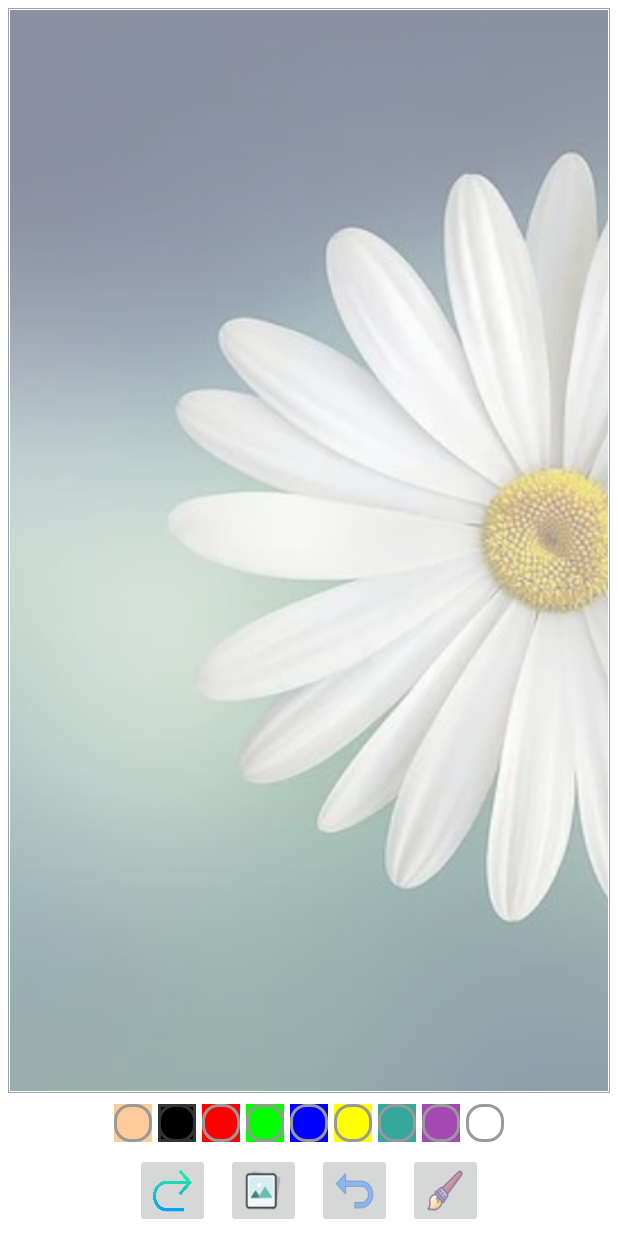
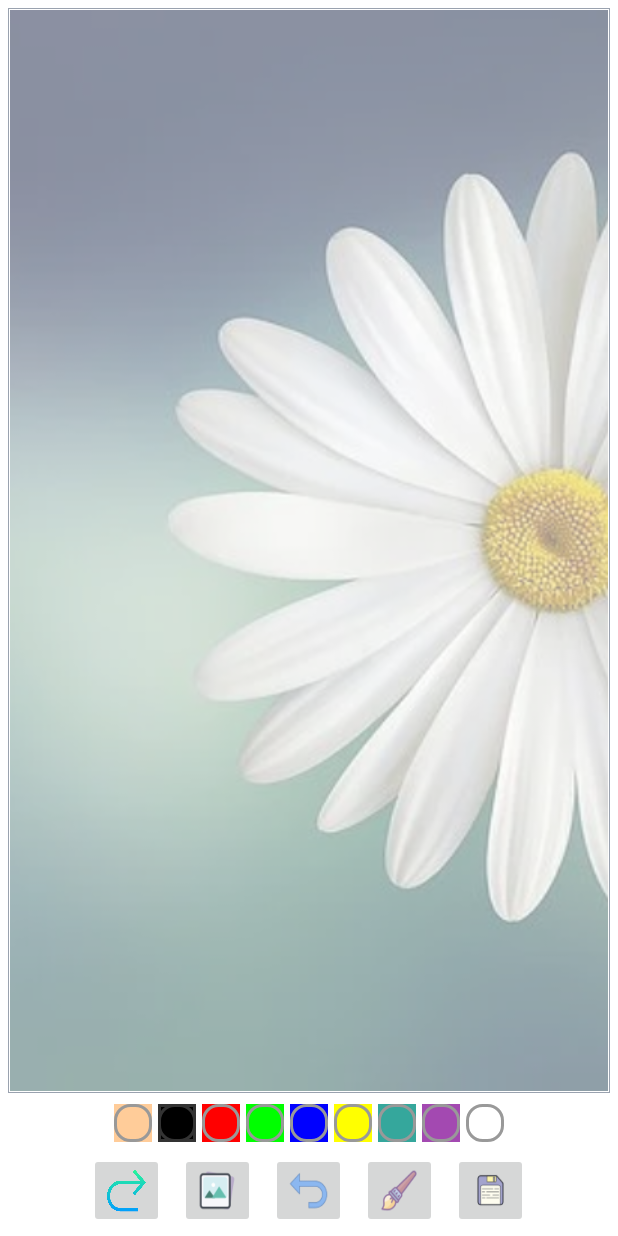
Before and after one commit to Bhawna1203/DrawHub, an Android app: the screen it shows after launch (MainActivity), on a phone screen of 412 x 824 dp. Run offline under Robolectric (Android 15) with nearby library versions, the light colour scheme and no system bars; Roboto replaces fonts that are not available here; 2 statements that could not run were skipped.

Commit message:
Ui of Save template

```diff
--- a/app/src/main/res/layout/activity_main.xml
+++ b/app/src/main/res/layout/activity_main.xml
@@ -194,6 +194,15 @@
             android:scaleType="fitXY"
             android:src="@drawable/ic_brush" />
 
+        <ImageButton
+            android:id="@+id/ib_save"
+            android:layout_width="50dp"
+            android:layout_height="50dp"
+            android:layout_margin="5dp"
+            android:contentDescription="image"
+            android:scaleType="fitXY"
+            android:src="@drawable/ic_save" />
+
 
     </LinearLayout>
 
```
Also changed, not shown: app/src/main/res/drawable/ic_save.png (added).
